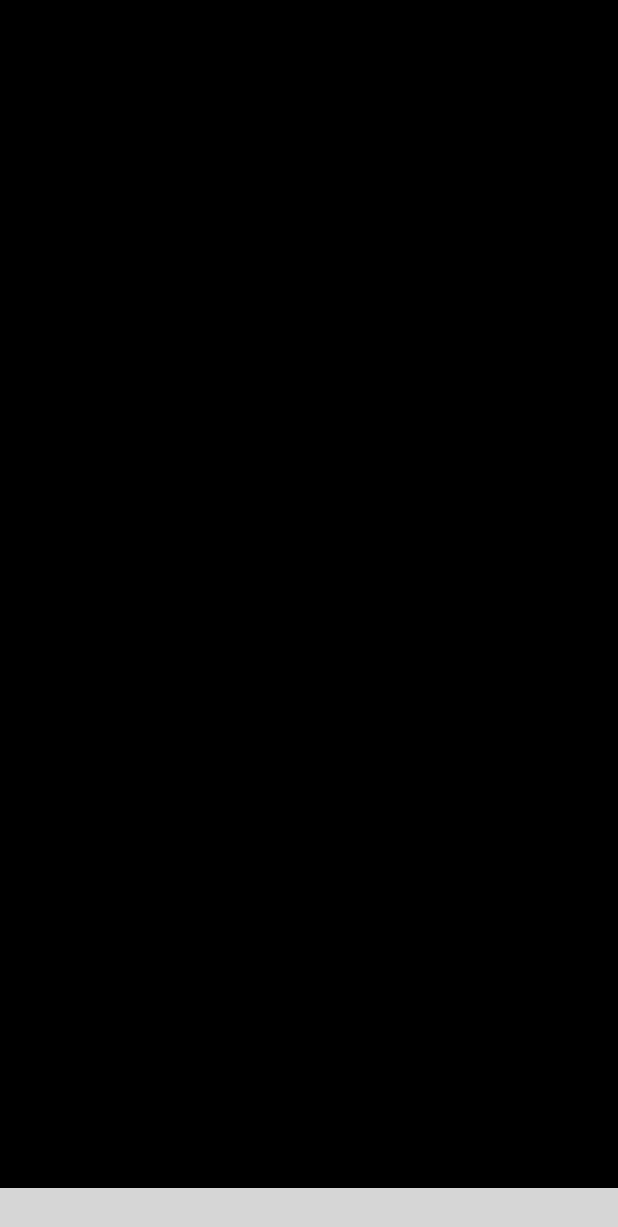
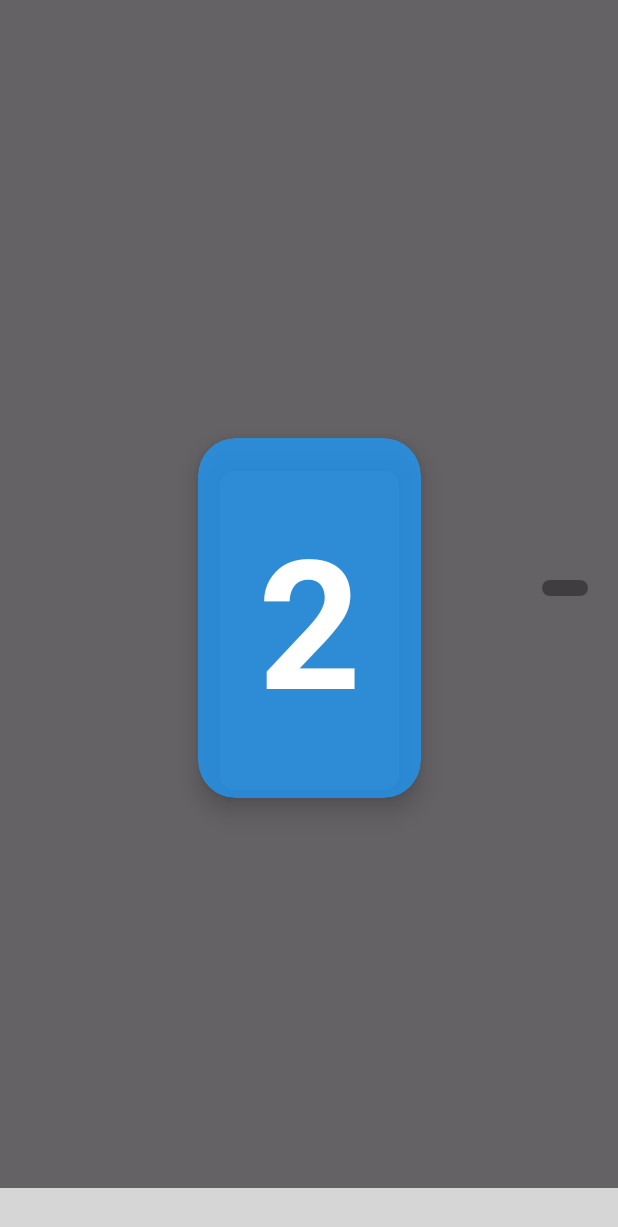
Before and after one commit to Zykezyke/PoseExercise, an Android app: the WorkOutFragment screen opened through its navigation route, after a tap on "Start", on a phone screen of 412 x 824 dp. Shown: the top 1227 px of the screen. Run offline under Robolectric (Android 15) with nearby library versions, the phone set to English and light mode, and no system bars; our stand-ins replace Firebase (no records; nobody signed in at launch, a user with empty details on screens opened directly); libraries missing offline, so code that uses them is left out: androidx.camera.core, androidx.camera.lifecycle, androidx.camera.view, com.google.mlkit.common, np.com.susanthapa; plain views replace CurvedBottomNavigationView, PreviewView; pictures from the network do not load; 3 statements that could not run were skipped; grey boxes are pictures that could not be loaded.

Commit message:
Added Timer sa workout 3 seconds please last na to please

```diff
--- a/app/src/main/java/com/example/poseexercise/views/fragment/PlanStepTwoFragment.kt
+++ b/app/src/main/java/com/example/poseexercise/views/fragment/PlanStepTwoFragment.kt
@@ -101,7 +101,7 @@ class PlanStepTwoFragment : Fragment(), MemoryManagement {
 
         // Automatically select the current day
         val calendar = java.util.Calendar.getInstance()
-        calendar.timeZone = java.util.TimeZone.getTimeZone("UTC+8")
+        calendar.timeZone = java.util.TimeZone.getTimeZone("Asia/Singapore")
 
         val daysOfWeek = resources.getStringArray(R.array.days)
         val dayOfWeekIndex = (calendar.get(java.util.Calendar.DAY_OF_WEEK) + 5) % 7 // Shift days to start from Monday
--- a/app/src/main/java/com/example/poseexercise/views/fragment/WorkOutFragment.kt
+++ b/app/src/main/java/com/example/poseexercise/views/fragment/WorkOutFragment.kt
@@ -6,6 +6,7 @@ import android.content.Context
 import android.content.Intent
 import android.content.pm.PackageManager
 import android.os.Bundle
+import android.os.CountDownTimer
 import android.os.Handler
 import android.os.Looper
 import android.speech.tts.TextToSpeech
@@ -30,6 +31,7 @@ import androidx.camera.core.ImageProxy
 import androidx.camera.core.Preview
 import androidx.camera.lifecycle.ProcessCameraProvider
 import androidx.camera.view.PreviewView
+import androidx.cardview.widget.CardView
 import androidx.core.app.ActivityCompat
 import androidx.core.content.ContextCompat
 import androidx.fragment.app.Fragment
@@ -135,6 +137,10 @@ class WorkOutFragment : Fragment(), MemoryManagement {
     private lateinit var skipButton: Button
     private lateinit var textToSpeech: TextToSpeech
     private lateinit var repository: FirebaseRepository
+    private lateinit var countdownTimer: TextView
+    private var countDownTimer: CountDownTimer? = null
+    private lateinit var dimOverlay: View
+    private lateinit var timerContainer: CardView
 
     override fun onCreate(savedInstanceState: Bundle?) {
         super.onCreate(savedInstanceState)
@@ -180,6 +186,9 @@ class WorkOutFragment : Fragment(), MemoryManagement {
         skipButton = view.findViewById(R.id.skipButton)
         workoutRecyclerView = view.findViewById(R.id.workoutRecycleViewArea)
         workoutRecyclerView.layoutManager = LinearLayoutManager(activity)
+        countdownTimer = view.findViewById(R.id.countdownTimer)
+        dimOverlay = view.findViewById(R.id.dimOverlay)
+        timerContainer = view.findViewById(R.id.timerContainer)
         return view
     }
 
@@ -217,21 +226,29 @@ class WorkOutFragment : Fragment(), MemoryManagement {
 
         // start exercise button
         startButton.setOnClickListener {
-            // showing loading AI pose detection Model information to user
+            // Show countdown timer
+            cameraFlipFAB.visibility = View.GONE
+            startButton.visibility = View.GONE
+            countdownTimer.visibility = View.VISIBLE
+            dimOverlay.visibility = View.VISIBLE
+            timerContainer.visibility = View.VISIBLE
+            gifContainer.visibility = View.GONE
+            startCountdown {
+                // This block will execute after countdown finishes
+                countdownTimer.visibility = View.GONE
+
+                // Original start button logic
                 loadingTV.visibility = View.GONE
                 loadProgress.visibility = View.GONE
-            // Set the screenOn flag to true, preventing the screen from turning off
                 screenOn = true
-            // Add the FLAG_KEEP_SCREEN_ON flag to the activity's window, keeping the screen on
                 activity?.window?.addFlags(WindowManager.LayoutParams.FLAG_KEEP_SCREEN_ON)
                 cameraFlipFAB.visibility = View.GONE
-            gifContainer.visibility = View.VISIBLE
+                gifContainer.visibility = View.GONE
                 buttonCancelExercise.visibility = View.VISIBLE
                 buttonCompleteExercise.visibility = View.VISIBLE
                 startButton.visibility = View.GONE
-            // To disable screen timeout
-            //window.addFlags(WindowManager.LayoutParams.FLAG_KEEP_SCREEN_ON)
                 cameraViewModel.triggerClassification.value = true
+            }
         }
 
         // Cancel the exercise
@@ -807,6 +824,25 @@ class WorkOutFragment : Fragment(), MemoryManagement {
         return false
     }
 
+    private fun startCountdown(onFinished: () -> Unit) {
+        countDownTimer?.cancel() // Cancel any existing timer
+
+        countDownTimer = object : CountDownTimer(3000, 1000) {
+            override fun onTick(millisUntilFinished: Long) {
+                val secondsRemaining = (millisUntilFinished / 1000 + 1).toInt()
+                countdownTimer.text = secondsRemaining.toString()
+
+                // Optional: Add a voice countdown
+                synthesizeSpeech(secondsRemaining.toString())
+            }
+
+            override fun onFinish() {
+                synthesizeSpeech("Start")
+                onFinished()
+            }
+        }.start()
+    }
+
     /**
      * Request runtime permissions
      */
@@ -1012,6 +1048,7 @@ class WorkOutFragment : Fragment(), MemoryManagement {
                 println("Failed to delete plans: $e")
             }
         }
+        countDownTimer?.cancel()
     }
 
     override fun onDestroy() {
--- a/app/src/main/res/layout/fragment_workout.xml
+++ b/app/src/main/res/layout/fragment_workout.xml
@@ -11,6 +11,7 @@
         android:layout_width="match_parent"
         android:layout_height="match_parent">
 
+
         <!-- Camera Preview -->
         <androidx.camera.view.PreviewView
             android:id="@+id/preview_view"
@@ -22,6 +23,44 @@
             app:layout_constraintStart_toStartOf="parent"
             app:layout_constraintTop_toTopOf="parent"
             app:layout_constraintVertical_bias="0.0" />
+
+
+        <View
+            android:id="@+id/dimOverlay"
+            android:layout_width="match_parent"
+            android:layout_height="match_parent"
+            android:background="#99000000"
+            android:visibility="gone"
+            app:layout_constraintBottom_toBottomOf="parent"
+            app:layout_constraintEnd_toEndOf="parent"
+            app:layout_constraintStart_toStartOf="parent"
+            app:layout_constraintTop_toTopOf="parent" />
+
+        <!-- Enhanced Countdown Timer -->
+        <androidx.cardview.widget.CardView
+            android:id="@+id/timerContainer"
+            android:layout_width="wrap_content"
+            android:layout_height="wrap_content"
+            android:visibility="gone"
+            app:cardBackgroundColor="#CC2196F3"
+            app:cardCornerRadius="25dp"
+            app:cardElevation="10dp"
+            app:layout_constraintBottom_toBottomOf="parent"
+            app:layout_constraintEnd_toEndOf="parent"
+            app:layout_constraintStart_toStartOf="parent"
+            app:layout_constraintTop_toTopOf="parent">
+
+            <TextView
+                android:id="@+id/countdownTimer"
+                android:layout_width="wrap_content"
+                android:layout_height="wrap_content"
+                android:layout_gravity="center"
+                android:padding="40dp"
+                android:textColor="@color/white"
+                android:textSize="120sp"
+                android:textStyle="bold" />
+
+        </androidx.cardview.widget.CardView>
 
         <!-- Graphic Overlay for Pose Detection -->
         <com.example.poseexercise.views.graphic.GraphicOverlay
```
Lines whose indentation alone changed are shown as unchanged.
